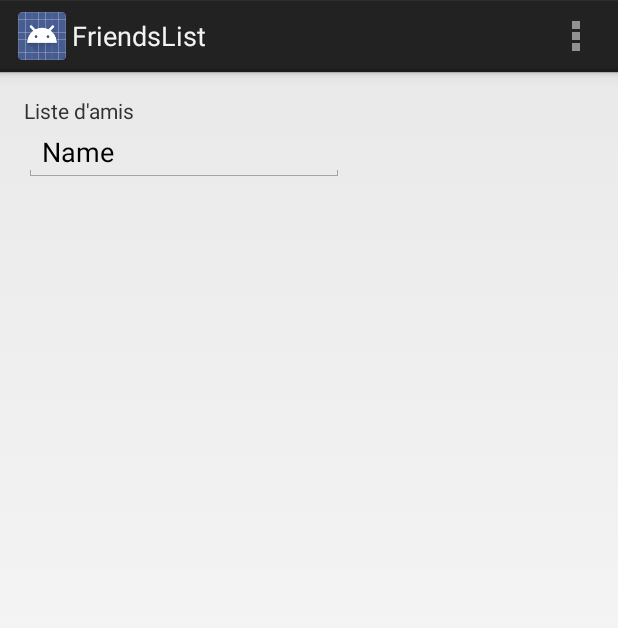
After one commit to julie-romero/Destagram, an Android app: the FriendsListActivity screen opened directly, with no data from a screen before it, on a phone screen of 412 x 824 dp. The commit adds this screen. Shown: the top 628 px of the screen. Run offline under Robolectric (Android 15) with nearby library versions, the phone set to English and light mode, and no system bars.

Commit message:
FriendsListActivity
Mise en place de l'activité d'affichage d'amis

```diff
--- /dev/null
+++ b/app/src/main/java/com/pauphilet_romero/destagram/FriendsListActivity.java
@@ -0,0 +1,40 @@
+package com.pauphilet_romero.destagram;
+
+import android.app.Activity;
+import android.os.Bundle;
+import android.view.Menu;
+import android.view.MenuItem;
+
+import com.pauphilet_romero.destagram.R;
+
+public class FriendsListActivity extends Activity {
+
+    @Override
+    protected void onCreate(Bundle savedInstanceState) {
+        super.onCreate(savedInstanceState);
+        setContentView(R.layout.activity_friends_list);
+    }
+
+
+    @Override
+    public boolean onCreateOptionsMenu(Menu menu) {
+        // Inflate the menu; this adds items to the action bar if it is present.
+        getMenuInflater().inflate(R.menu.menu_friends_list, menu);
+        return true;
+    }
+
+    @Override
+    public boolean onOptionsItemSelected(MenuItem item) {
+        // Handle action bar item clicks here. The action bar will
+        // automatically handle clicks on the Home/Up button, so long
+        // as you specify a parent activity in AndroidManifest.xml.
+        int id = item.getItemId();
+
+        //noinspection SimplifiableIfStatement
+        if (id == R.id.action_settings) {
+            return true;
+        }
+
+        return super.onOptionsItemSelected(item);
+    }
+}
--- /dev/null
+++ b/app/src/main/res/layout/activity_friends_list.xml
@@ -0,0 +1,24 @@
+<RelativeLayout xmlns:android="http://schemas.android.com/apk/res/android"
+    xmlns:tools="http://schemas.android.com/tools" android:layout_width="match_parent"
+    android:layout_height="match_parent" android:paddingLeft="@dimen/activity_horizontal_margin"
+    android:paddingRight="@dimen/activity_horizontal_margin"
+    android:paddingTop="@dimen/activity_vertical_margin"
+    android:paddingBottom="@dimen/activity_vertical_margin"
+    tools:context="com.pauphilet_romero.destagram.FriendsListActivity">
+
+    <TextView android:text="@string/ListeAmis" android:layout_width="wrap_content"
+        android:layout_height="wrap_content"
+        android:id="@+id/listamis" />
+
+    <EditText
+        android:layout_width="wrap_content"
+        android:layout_height="wrap_content"
+        android:inputType="textPersonName"
+        android:text="Name"
+        android:ems="10"
+        android:id="@+id/editText"
+        android:layout_alignParentLeft="true"
+        android:layout_marginTop="18dp"
+        android:hint="Email ou pseudo" />
+
+</RelativeLayout>
--- /dev/null
+++ b/app/src/main/res/menu/menu_friends_list.xml
@@ -0,0 +1,6 @@
+<menu xmlns:android="http://schemas.android.com/apk/res/android"
+    xmlns:tools="http://schemas.android.com/tools"
+    tools:context="com.pauphilet_romero.destagram.FriendsListActivity">
+    <item android:id="@+id/action_settings" android:title="@string/action_settings"
+        android:orderInCategory="100" android:showAsAction="never" />
+</menu>
--- a/app/src/main/res/values/strings.xml
+++ b/app/src/main/res/values/strings.xml
@@ -3,20 +3,16 @@
 
     <string name="app_name">Destagram</string>
     <string name="action_settings">Settings</string>
-
     <string name="home_message_1">Partagez votre monde à votre monde !</string>
     <string name="home_message_2">C\'est gratuit !</string>
     <string name="button_login">Se connecter</string>
     <string name="button_register">S\'inscrire</string>
-
     <string name="title_activity_login">Connexion</string>
     <string name="title_activity_register">Inscription</string>
     <string name="title_activity_profil">Profil</string>
     <string name="hello_world">Hello world!</string>
-
     <string name="field_email">Email</string>
     <string name="field_password">Mot de passe</string>
-
     <string name="error_empty_fields">Les champs doivent être renseignés.</string>
     <string name="error_confirm_password">Le mot de passe doit être confirmé.</string>
     <string name="existing_email">Un compte existe déjà pour cette adresse email.</string>
@@ -24,7 +20,8 @@
     <string name="error_wrong_password">Le mot de passe doit contenir au moins 1 minuscule, 1 majuscule, 1 chiffre, entre 6 et 20 carac.</string>
     <string name="error_connect">L\'email ou le mot de passe est incorrect.</string>
     <string name="error_internet">Vous n\'êtes pas connecté à Internet.</string>
-
     <string name="register_success">Félicitations ! Vous pouvez maintenant vous connecter sur Destagram.</string>
+    <string name="title_activity_friends_list">FriendsList</string>
+    <string name="ListeAmis">Liste d\'amis</string>
 
 </resources>
```
Also changed, not shown: app/src/main/AndroidManifest.xml (+7 -2 lines), app/src/main/java/com/pauphilet_romero/destagram/ProfilActivity.java (+50 -0 lines), app/src/main/res/layout/activity_profil.xml (+12 -1 lines).
